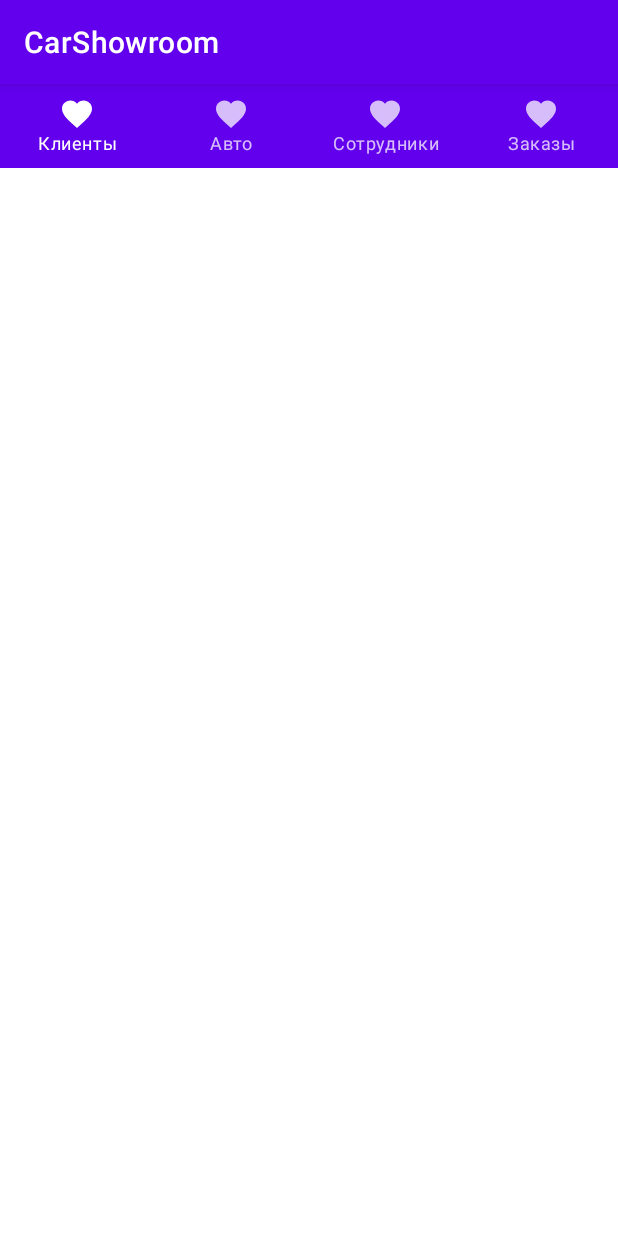
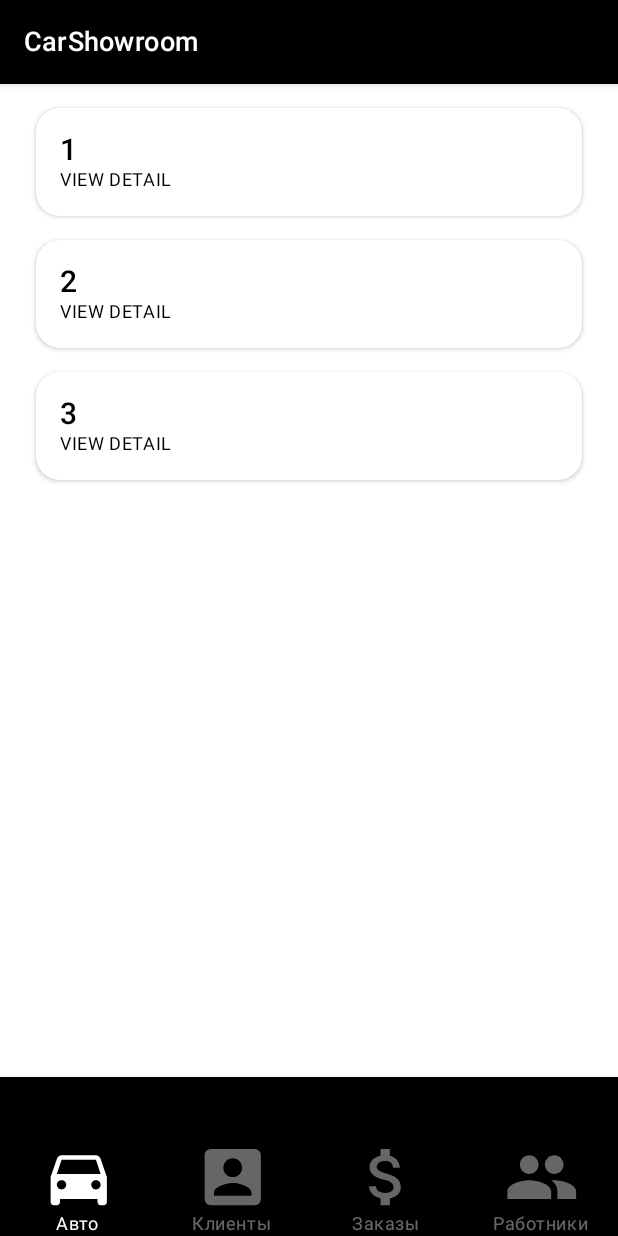
Before and after one commit to shumaks/CarShowroom, an Android app built with Jetpack Compose: the MainActivity screen opened directly, with no data from a screen before it, on a phone screen of 412 x 824 dp. Run offline under Robolectric (Android 15) with nearby library versions, the phone set to English and light mode, and no system bars.

Commit message:
Navigation between screens on Main Screen

```diff
--- a/app/build.gradle
+++ b/app/build.gradle
@@ -56,6 +56,7 @@ dependencies {
     implementation "androidx.compose.material:material-icons-extended:$composeVersion"
     implementation 'androidx.activity:activity-compose:1.4.0'
     implementation 'androidx.lifecycle:lifecycle-viewmodel-compose:2.4.1'
+    implementation "androidx.navigation:navigation-compose:2.5.0-alpha03"
 
     implementation "io.insert-koin:koin-core:$koinVersion"
     implementation "io.insert-koin:koin-android:$koinVersion"
--- a/app/src/main/java/com/example/carshowroom/screen/auth/view/AuthActivity.kt
+++ b/app/src/main/java/com/example/carshowroom/screen/auth/view/AuthActivity.kt
@@ -7,6 +7,7 @@ import com.example.carshowroom.R
 class AuthActivity : AppCompatActivity() {
     override fun onCreate(savedInstanceState: Bundle?) {
         super.onCreate(savedInstanceState)
+        supportActionBar?.hide()
         setContentView(R.layout.activity_auth)
     }
 }
--- a/app/src/main/java/com/example/carshowroom/screen/main/view/MainActivity.kt
+++ b/app/src/main/java/com/example/carshowroom/screen/main/view/MainActivity.kt
@@ -9,6 +9,7 @@ import com.example.carshowroom.screen.main.view.ui.MainScreenView
 class MainActivity : AppCompatActivity() {
     override fun onCreate(savedInstanceState: Bundle?) {
         super.onCreate(savedInstanceState)
+        supportActionBar?.hide()
         setContent {
             MainScreenView()
         }
--- /dev/null
+++ b/app/src/main/java/com/example/carshowroom/screen/main/view/ui/AutoScreen.kt
@@ -0,0 +1,45 @@
+package com.example.carshowroom.screen.main.view.ui
+
+import androidx.compose.foundation.background
+import androidx.compose.foundation.layout.Column
+import androidx.compose.foundation.layout.PaddingValues
+import androidx.compose.foundation.layout.fillMaxSize
+import androidx.compose.foundation.layout.wrapContentSize
+import androidx.compose.foundation.lazy.LazyColumn
+import androidx.compose.foundation.lazy.items
+import androidx.compose.runtime.Composable
+import androidx.compose.runtime.remember
+import androidx.compose.ui.Alignment
+import androidx.compose.ui.Modifier
+import androidx.compose.ui.res.colorResource
+import androidx.compose.ui.tooling.preview.Preview
+import androidx.compose.ui.unit.dp
+import com.example.carshowroom.R
+
+@Composable
+fun AutoScreen() {
+    Column(
+        modifier = Modifier
+            .fillMaxSize()
+            .background(colorResource(id = R.color.white))
+            .wrapContentSize(Alignment.TopStart)
+    ) {
+        val items = remember { listOf(1, 2, 3) }
+        LazyColumn(
+            contentPadding = PaddingValues(horizontal = 16.dp, vertical = 8.dp)
+        ) {
+            items(
+                items = items,
+                itemContent = {
+                    ListItemView(item = it)
+                }
+            )
+        }
+    }
+}
+
+@Preview(showBackground = true)
+@Composable
+fun AutoScreenPreview() {
+    AutoScreen()
+}
--- /dev/null
+++ b/app/src/main/java/com/example/carshowroom/screen/main/view/ui/BottomNavigationBar.kt
@@ -0,0 +1,62 @@
+package com.example.carshowroom.screen.main.view.ui
+
+import androidx.compose.material.BottomNavigation
+import androidx.compose.material.BottomNavigationItem
+import androidx.compose.material.Icon
+import androidx.compose.material.Text
+import androidx.compose.runtime.Composable
+import androidx.compose.runtime.getValue
+import androidx.compose.ui.graphics.Color
+import androidx.compose.ui.res.colorResource
+import androidx.compose.ui.res.painterResource
+import androidx.compose.ui.tooling.preview.Preview
+import androidx.navigation.NavController
+import androidx.navigation.compose.currentBackStackEntryAsState
+import com.example.carshowroom.R
+
+@Composable
+fun BottomNavigationBar(
+    navController: NavController
+) {
+    val items = listOf(
+        NavigationItem.Auto,
+        NavigationItem.Clients,
+        NavigationItem.Sales,
+        NavigationItem.Employees
+    )
+    BottomNavigation(
+        backgroundColor = colorResource(id = R.color.black),
+        contentColor = Color.White
+    ) {
+        val navBackStackEntry by navController.currentBackStackEntryAsState()
+        val currentRoute = navBackStackEntry?.destination?.route
+
+        items.forEach { item ->
+            BottomNavigationItem(
+                icon = { Icon(painterResource(id = item.icon), contentDescription = item.title) },
+                label = { Text(text = item.title) },
+                selectedContentColor = Color.White,
+                unselectedContentColor = Color.White.copy(0.4f),
+                alwaysShowLabel = true,
+                selected = currentRoute == item.route,
+                onClick = {
+                    navController.navigate(item.route) {
+                        navController.graph.startDestinationRoute?.let { route ->
+                            popUpTo(route) {
+                                saveState = true
+                            }
+                        }
+                        launchSingleTop = true
+                        restoreState = true
+                    }
+                }
+            )
+        }
+    }
+}
+
+@Preview(showBackground = true)
+@Composable
+fun BottomNavigationBarPreview() {
+//    BottomNavigationBar()
+}
--- a/app/src/main/java/com/example/carshowroom/screen/main/view/ui/BottomNavigationView.kt
+++ /dev/null
@@ -1,30 +0,0 @@
-package com.example.carshowroom.screen.main.view.ui
-
-import androidx.compose.material.BottomNavigation
-import androidx.compose.material.BottomNavigationItem
-import androidx.compose.material.Icon
-import androidx.compose.material.Text
-import androidx.compose.material.icons.Icons
-import androidx.compose.material.icons.filled.Favorite
-import androidx.compose.runtime.Composable
-import androidx.compose.runtime.mutableStateOf
-import androidx.compose.runtime.remember
-import androidx.compose.runtime.getValue
-import androidx.compose.runtime.setValue
-
-@Composable
-fun BottomNavigationView() {
-    var selectedItem by remember { mutableStateOf(0) }
-    val items = listOf("Клиенты", "Авто", "Сотрудники", "Заказы")
-
-    BottomNavigation {
-        items.forEachIndexed { index, item ->
-            BottomNavigationItem(
-                icon = { Icon(Icons.Filled.Favorite, contentDescription = null) },
-                label = { Text(item) },
-                selected = selectedItem == index,
-                onClick = { selectedItem = index }
-            )
-        }
-    }
-}
--- /dev/null
+++ b/app/src/main/java/com/example/carshowroom/screen/main/view/ui/ListItemView.kt
@@ -0,0 +1,34 @@
+package com.example.carshowroom.screen.main.view.ui
+
+import androidx.compose.foundation.layout.Column
+import androidx.compose.foundation.layout.fillMaxWidth
+import androidx.compose.foundation.layout.padding
+import androidx.compose.foundation.shape.CornerSize
+import androidx.compose.foundation.shape.RoundedCornerShape
+import androidx.compose.material.Card
+import androidx.compose.material.MaterialTheme.typography
+import androidx.compose.material.Text
+import androidx.compose.runtime.Composable
+import androidx.compose.ui.Alignment
+import androidx.compose.ui.Modifier
+import androidx.compose.ui.graphics.Color
+import androidx.compose.ui.unit.dp
+
+@Composable
+fun ListItemView(item: Int) {
+    Card(
+        modifier = Modifier.padding(horizontal = 8.dp, vertical = 8.dp).fillMaxWidth(),
+        elevation = 2.dp,
+        backgroundColor = Color.White,
+        shape = RoundedCornerShape(corner = CornerSize(16.dp))
+    ) {
+        Column(
+            modifier = Modifier
+                .padding(16.dp)
+                .fillMaxWidth()
+        ) {
+            Text(text = item.toString(), style = typography.h6)
+            Text(text = "VIEW DETAIL", style = typography.caption)
+        }
+    }
+}
--- a/app/src/main/java/com/example/carshowroom/screen/main/view/ui/MainScreenView.kt
+++ b/app/src/main/java/com/example/carshowroom/screen/main/view/ui/MainScreenView.kt
@@ -1,6 +1,24 @@
 package com.example.carshowroom.screen.main.view.ui
 
+import androidx.compose.material.Scaffold
 import androidx.compose.runtime.Composable
+import androidx.compose.ui.tooling.preview.Preview
+import androidx.navigation.compose.rememberNavController
 
 @Composable
-fun MainScreenView() = BottomNavigationView()
+fun MainScreenView() {
+    val navController = rememberNavController()
+
+    Scaffold(
+        topBar = { TopBar() },
+        bottomBar = { BottomNavigationBar(navController) }
+    ) {
+        Navigation(navController)
+    }
+}
+
+@Preview(showBackground = true)
+@Composable
+fun MainScreenPreview() {
+    MainScreenView()
+}
--- /dev/null
+++ b/app/src/main/java/com/example/carshowroom/screen/main/view/ui/Navigation.kt
@@ -0,0 +1,24 @@
+package com.example.carshowroom.screen.main.view.ui
+
+import androidx.compose.runtime.Composable
+import androidx.navigation.NavHostController
+import androidx.navigation.compose.NavHost
+import androidx.navigation.compose.composable
+
+@Composable
+fun Navigation(navController: NavHostController) {
+    NavHost(navController, startDestination = NavigationItem.Auto.route) {
+        composable(NavigationItem.Clients.route) {
+            ClientsScreen()
+        }
+        composable(NavigationItem.Employees.route) {
+            EmployeesScreen()
+        }
+        composable(NavigationItem.Auto.route) {
+            AutoScreen()
+        }
+        composable(NavigationItem.Sales.route) {
+            SalesScreen()
+        }
+    }
+}
--- /dev/null
+++ b/app/src/main/java/com/example/carshowroom/screen/main/view/ui/TopBar.kt
@@ -0,0 +1,26 @@
+package com.example.carshowroom.screen.main.view.ui
+
+import androidx.compose.material.Text
+import androidx.compose.material.TopAppBar
+import androidx.compose.runtime.Composable
+import androidx.compose.ui.graphics.Color
+import androidx.compose.ui.res.colorResource
+import androidx.compose.ui.res.stringResource
+import androidx.compose.ui.tooling.preview.Preview
+import androidx.compose.ui.unit.sp
+import com.example.carshowroom.R
+
+@Composable
+fun TopBar() {
+    TopAppBar(
+        title = { Text(text = stringResource(R.string.app_name), fontSize = 18.sp) },
+        backgroundColor = colorResource(id = R.color.black),
+        contentColor = Color.White
+    )
+}
+
+@Preview(showBackground = true)
+@Composable
+fun TopBarPreview() {
+    TopBar()
+}
--- /dev/null
+++ b/app/src/main/res/drawable/ic_auto.xml
@@ -0,0 +1,15 @@
+<vector xmlns:android="http://schemas.android.com/apk/res/android"
+    android:width="90dp"
+    android:height="90dp"
+    android:viewportWidth="108"
+    android:viewportHeight="108"
+    android:tint="#000000">
+    <group android:scaleX="2.5"
+        android:scaleY="2.5"
+        android:translateX="25"
+        android:translateY="50">
+        <path
+            android:fillColor="@android:color/white"
+            android:pathData="M18.92,6.01C18.72,5.42 18.16,5 17.5,5h-11c-0.66,0 -1.21,0.42 -1.42,1.01L3,12v8c0,0.55 0.45,1 1,1h1c0.55,0 1,-0.45 1,-1v-1h12v1c0,0.55 0.45,1 1,1h1c0.55,0 1,-0.45 1,-1v-8l-2.08,-5.99zM6.5,16c-0.83,0 -1.5,-0.67 -1.5,-1.5S5.67,13 6.5,13s1.5,0.67 1.5,1.5S7.33,16 6.5,16zM17.5,16c-0.83,0 -1.5,-0.67 -1.5,-1.5s0.67,-1.5 1.5,-1.5 1.5,0.67 1.5,1.5 -0.67,1.5 -1.5,1.5zM5,11l1.5,-4.5h11L19,11L5,11z"/>
+    </group>
+</vector>
--- /dev/null
+++ b/app/src/main/res/drawable/ic_clients.xml
@@ -0,0 +1,15 @@
+<vector xmlns:android="http://schemas.android.com/apk/res/android"
+    android:width="90dp"
+    android:height="90dp"
+    android:viewportWidth="108"
+    android:viewportHeight="108"
+    android:tint="#000000">
+    <group android:scaleX="2.5"
+        android:scaleY="2.5"
+        android:translateX="25"
+        android:translateY="50">
+        <path
+            android:fillColor="@android:color/white"
+            android:pathData="M3,5v14c0,1.1 0.89,2 2,2h14c1.1,0 2,-0.9 2,-2L21,5c0,-1.1 -0.9,-2 -2,-2L5,3c-1.11,0 -2,0.9 -2,2zM15,9c0,1.66 -1.34,3 -3,3s-3,-1.34 -3,-3 1.34,-3 3,-3 3,1.34 3,3zM6,17c0,-2 4,-3.1 6,-3.1s6,1.1 6,3.1v1L6,18v-1z"/>
+    </group>
+</vector>
--- /dev/null
+++ b/app/src/main/res/drawable/ic_employees.xml
@@ -0,0 +1,15 @@
+<vector xmlns:android="http://schemas.android.com/apk/res/android"
+    android:width="90dp"
+    android:height="90dp"
+    android:viewportWidth="108"
+    android:viewportHeight="108"
+    android:tint="#000000">
+    <group android:scaleX="2.5"
+        android:scaleY="2.5"
+        android:translateX="25"
+        android:translateY="50">
+        <path
+            android:fillColor="@android:color/white"
+            android:pathData="M16,11c1.66,0 2.99,-1.34 2.99,-3S17.66,5 16,5c-1.66,0 -3,1.34 -3,3s1.34,3 3,3zM8,11c1.66,0 2.99,-1.34 2.99,-3S9.66,5 8,5C6.34,5 5,6.34 5,8s1.34,3 3,3zM8,13c-2.33,0 -7,1.17 -7,3.5L1,19h14v-2.5c0,-2.33 -4.67,-3.5 -7,-3.5zM16,13c-0.29,0 -0.62,0.02 -0.97,0.05 1.16,0.84 1.97,1.97 1.97,3.45L17,19h6v-2.5c0,-2.33 -4.67,-3.5 -7,-3.5z"/>
+    </group>
+</vector>
--- /dev/null
+++ b/app/src/main/res/drawable/ic_sales.xml
@@ -0,0 +1,15 @@
+<vector xmlns:android="http://schemas.android.com/apk/res/android"
+    android:width="90dp"
+    android:height="90dp"
+    android:viewportWidth="108"
+    android:viewportHeight="108"
+    android:tint="#000000">
+    <group android:scaleX="2.5"
+        android:scaleY="2.5"
+        android:translateX="25"
+        android:translateY="50">
+        <path
+            android:fillColor="@android:color/white"
+            android:pathData="M11.8,10.9c-2.27,-0.59 -3,-1.2 -3,-2.15 0,-1.09 1.01,-1.85 2.7,-1.85 1.78,0 2.44,0.85 2.5,2.1h2.21c-0.07,-1.72 -1.12,-3.3 -3.21,-3.81V3h-3v2.16c-1.94,0.42 -3.5,1.68 -3.5,3.61 0,2.31 1.91,3.46 4.7,4.13 2.5,0.6 3,1.48 3,2.41 0,0.69 -0.49,1.79 -2.7,1.79 -2.06,0 -2.87,-0.92 -2.98,-2.1h-2.2c0.12,2.19 1.76,3.42 3.68,3.83V21h3v-2.15c1.95,-0.37 3.5,-1.5 3.5,-3.55 0,-2.84 -2.43,-3.81 -4.7,-4.4z"/>
+    </group>
+</vector>
```
Also changed, not shown: app/src/main/java/com/example/carshowroom/screen/main/view/ui/ClientsScreen.kt (added, +42 -0 lines), app/src/main/java/com/example/carshowroom/screen/main/view/ui/EmployeesScreen.kt (added, +42 -0 lines), app/src/main/java/com/example/carshowroom/screen/main/view/ui/NavigationItem.kt (added, +10 -0 lines), app/src/main/java/com/example/carshowroom/screen/main/view/ui/SalesScreen.kt (added, +42 -0 lines).
